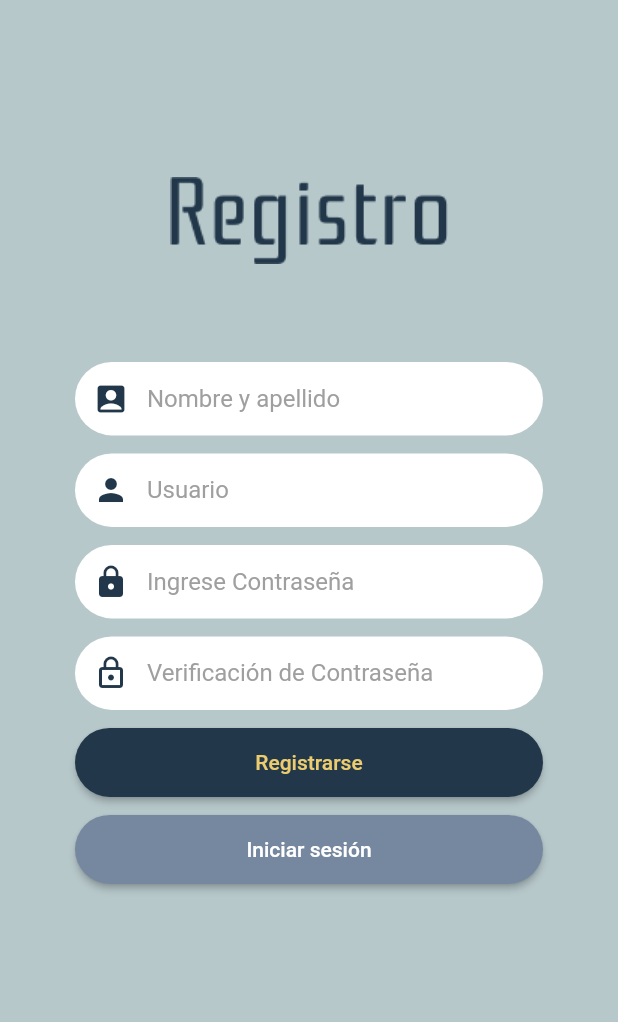
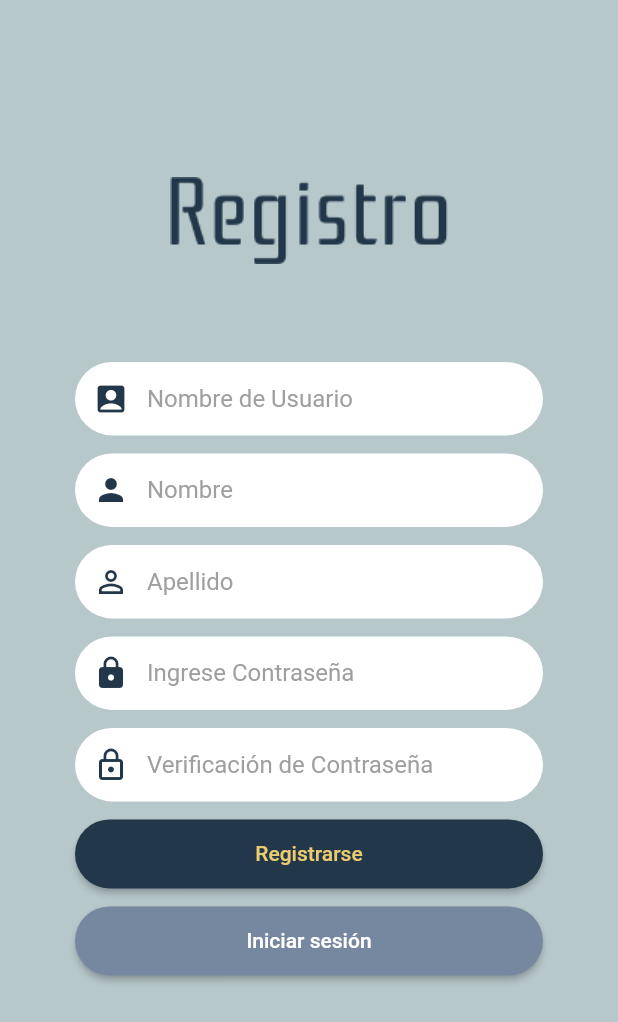
Before and after one commit to RuslanZapata/siteach, a Flutter app: the screen it shows after launch, after a tap on "Registrarse", on a phone screen of 412 x 824 dp. Shown: the top 1022 px of the screen. Run offline on Flutter 3.47's test engine with Material 2 defaults, Android fonts, the phone set to English and light mode, and no system bars; network calls fail.

Commit message:
Se implemento el registro de Usuario

```diff
--- a/lib/main.dart
+++ b/lib/main.dart
@@ -24,7 +24,7 @@ class _MyAppState extends State<MyApp> {
       theme: ThemeData(
         primaryColor: MyColors.primaryColor,
       ),
-      initialRoute: 'login',
+      initialRoute: 'signup',
       routes: {
         'login': (BuildContext context) => LoginPage(),
         'signup': (BuildContext context) => SignUpPage(),
--- /dev/null
+++ b/lib/src/api/environment.dart
@@ -0,0 +1,17 @@
+// ignore_for_file: prefer_const_literals_to_create_immutables
+// ignore_for_file: avoid_unnecessary_containers
+// ignore_for_file: sized_box_for_whitespace
+// ignore_for_file: prefer_final_fields
+// ignore_for_file: unnecessary_new
+// ignore_for_file: unused_field
+// ignore_for_file: todo
+// ignore_for_file: must_call_super
+// ignore_for_file: prefer_const_constructors
+// ignore_for_file: unused_element
+// ignore_for_file: missing_return
+// ignore_for_file: unused_local_variable
+// ignore_for_file: avoid_print
+// ignore_for_file: constant_identifier_names
+class Environment {
+  static const String API_SITEACH = "192.168.1.2:3000";
+}
--- /dev/null
+++ b/lib/src/models/response_api.dart
@@ -0,0 +1,50 @@
+// ignore_for_file: prefer_const_literals_to_create_immutables
+// ignore_for_file: avoid_unnecessary_containers
+// ignore_for_file: sized_box_for_whitespace
+// ignore_for_file: prefer_final_fields
+// ignore_for_file: unnecessary_new
+// ignore_for_file: unused_field
+// ignore_for_file: todo
+// ignore_for_file: must_call_super
+// ignore_for_file: prefer_const_constructors
+// ignore_for_file: unused_element
+// ignore_for_file: missing_return
+// ignore_for_file: unused_local_variable
+// ignore_for_file: avoid_print
+import 'dart:convert';
+
+ResponseApi responseApiFromJson(String str) =>
+    ResponseApi.fromJson(json.decode(str));
+
+String responseApiToJson(ResponseApi data) => json.encode(data.toJson());
+
+class ResponseApi {
+  String message;
+  String error;
+  bool success;
+  dynamic data;
+
+  ResponseApi({
+    this.message,
+    this.error,
+    this.success,
+  });
+
+  ResponseApi.fromJson(Map<String, dynamic> json) {
+    message = json["message"];
+    error = json["error"];
+    success = json["success"];
+
+    try {
+      data = json['data'];
+    } catch (e) {
+      print('Exception data $e');
+    }
+  }
+
+  Map<String, dynamic> toJson() => {
+        "message": message,
+        "error": error,
+        "success": success,
+      };
+}
--- /dev/null
+++ b/lib/src/models/users.dart
@@ -0,0 +1,41 @@
+import 'dart:convert';
+
+User userFromJson(String str) => User.fromJson(json.decode(str));
+
+String userToJson(User data) => json.encode(data.toJson());
+
+class User {
+  String id;
+  String username;
+  String name;
+  String lastname;
+  String password;
+  String sessionToken;
+
+  User({
+    this.id,
+    this.username,
+    this.name,
+    this.lastname,
+    this.password,
+    this.sessionToken,
+  });
+
+  factory User.fromJson(Map<String, dynamic> json) => User(
+        id: json["id"],
+        username: json["username"],
+        name: json["name"],
+        lastname: json["lastname"],
+        password: json["password"],
+        sessionToken: json["session_token"],
+      );
+
+  Map<String, dynamic> toJson() => {
+        "id": id,
+        "username": username,
+        "name": name,
+        "lastname": lastname,
+        "password": password,
+        "session_token": sessionToken,
+      };
+}
--- a/lib/src/pages/signup/signup_controller.dart
+++ b/lib/src/pages/signup/signup_controller.dart
@@ -12,29 +12,42 @@
 // ignore_for_file: unused_local_variable
 // ignore_for_file: avoid_print
 import 'package:flutter/material.dart';
+import 'package:siteach/src/models/response_api.dart';
+import 'package:siteach/src/models/users.dart';
+import 'package:siteach/src/provider/user_provider.dart';
 
-class RegisterController {
+class SignUpController {
   BuildContext context;
-  TextEditingController emailController = new TextEditingController();
+  TextEditingController usernameController = new TextEditingController();
   TextEditingController nameController = new TextEditingController();
   TextEditingController lastNameController = new TextEditingController();
-  TextEditingController phoneController = new TextEditingController();
   TextEditingController passwordController = new TextEditingController();
   TextEditingController confirmPasswordController = new TextEditingController();
 
+  UsersProvider usersProvider = new UsersProvider();
+
   Future init(BuildContext context) {
     this.context = context;
+    usersProvider.init(context);
   }
 
-  void register() {
-    String email = emailController.text.trim();
+  void singup() async {
+    String username = usernameController.text.trim();
     String name = nameController.text;
     String lastName = lastNameController.text;
-    String phone = phoneController.text.trim();
     String password = passwordController.text.trim();
     String confirmPassword = confirmPasswordController.text.trim();
 
-    print('Emil: $email');
+    print('Hola Gente');
+
+    User user = new User(
+        username: username, name: name, lastname: lastName, password: password);
+
+    ResponseApi responseApi = await usersProvider.create(user);
+
+    print('RESPUESTA: ${responseApi.toJson()}');
+
+    print('Username: $username');
     print('Password: $password');
     print('Password: $confirmPassword');
   }
--- a/lib/src/pages/signup/signup_page.dart
+++ b/lib/src/pages/signup/signup_page.dart
@@ -1,8 +1,19 @@
-// ignore_for_file: prefer_const_constructors
 // ignore_for_file: prefer_const_literals_to_create_immutables
 // ignore_for_file: avoid_unnecessary_containers
 // ignore_for_file: sized_box_for_whitespace
+// ignore_for_file: prefer_final_fields
+// ignore_for_file: unnecessary_new
+// ignore_for_file: unused_field
+// ignore_for_file: todo
+// ignore_for_file: must_call_super
+// ignore_for_file: prefer_const_constructors
+// ignore_for_file: unused_element
+// ignore_for_file: missing_return
+// ignore_for_file: unused_local_variable
+// ignore_for_file: avoid_print
 import 'package:flutter/material.dart';
+import 'package:flutter/scheduler.dart';
+import 'package:siteach/src/pages/signup/signup_controller.dart';
 import 'package:siteach/src/utils/my_colors.dart';
 
 class SignUpPage extends StatefulWidget {
@@ -13,23 +24,37 @@ class SignUpPage extends StatefulWidget {
 }
 
 class _SignUpPageState extends State<SignUpPage> {
+  SignUpController _con = new SignUpController();
+  @override
+  void initState() {
+    // TODO: implement initState
+    super.initState();
+
+    SchedulerBinding.instance.addPersistentFrameCallback((timeStamp) {
+      _con.init(context);
+    });
+  }
+
   @override
   Widget build(BuildContext context) {
     return Scaffold(
       backgroundColor: MyColors.primaryColorBackground_01,
       body: Container(
         width: double.infinity,
+        child: SingleChildScrollView(
           child: Column(
             children: [
               imageBanner(),
               textFieldUserName(),
-            textFieldUser(),
+              textFieldName(),
+              textFieldLastName(),
               textFieldPassword(),
               textFieldVerifyPassword(),
               buttonSignUp(),
               buttonLogin(),
               // rowTextDontHaveAccount(),
             ],
+          ),
         ),
       ),
     );
@@ -54,8 +79,9 @@ class _SignUpPageState extends State<SignUpPage> {
         borderRadius: BorderRadius.circular(30),
       ),
       child: TextField(
+        controller: _con.usernameController,
         decoration: InputDecoration(
-          hintText: 'Nombre y apellido',
+          hintText: 'Nombre de Usuario',
           border: InputBorder.none,
           contentPadding: EdgeInsets.all(15),
           hintStyle: TextStyle(
@@ -70,7 +96,7 @@ class _SignUpPageState extends State<SignUpPage> {
     );
   }
 
-  Widget textFieldUser() {
+  Widget textFieldName() {
     return Container(
       margin: EdgeInsets.symmetric(horizontal: 50, vertical: 6),
       decoration: BoxDecoration(
@@ -78,8 +104,9 @@ class _SignUpPageState extends State<SignUpPage> {
         borderRadius: BorderRadius.circular(30),
       ),
       child: TextField(
+        controller: _con.nameController,
         decoration: InputDecoration(
-          hintText: 'Usuario',
+          hintText: 'Nombre',
           border: InputBorder.none,
           contentPadding: EdgeInsets.all(15),
           hintStyle: TextStyle(
@@ -87,6 +114,31 @@ class _SignUpPageState extends State<SignUpPage> {
           ),
           prefixIcon: Icon(
             Icons.person,
+            color: MyColors.primaryColor,
+          ),
+        ),
+      ),
+    );
+  }
+
+  Widget textFieldLastName() {
+    return Container(
+      margin: EdgeInsets.symmetric(horizontal: 50, vertical: 6),
+      decoration: BoxDecoration(
+        color: MyColors.primaryColorText_03,
+        borderRadius: BorderRadius.circular(30),
+      ),
+      child: TextField(
+        controller: _con.lastNameController,
+        decoration: InputDecoration(
+          hintText: 'Apellido',
+          border: InputBorder.none,
+          contentPadding: EdgeInsets.all(15),
+          hintStyle: TextStyle(
+            color: MyColors.primaryColorText_01,
+          ),
+          prefixIcon: Icon(
+            Icons.person_outline,
             color: MyColors.primaryColor,
           ),
         ),
@@ -102,6 +154,8 @@ class _SignUpPageState extends State<SignUpPage> {
         borderRadius: BorderRadius.circular(30),
       ),
       child: TextField(
+        obscureText: true,
+        controller: _con.passwordController,
         decoration: InputDecoration(
           hintText: 'Ingrese Contraseña',
           border: InputBorder.none,
@@ -126,6 +180,7 @@ class _SignUpPageState extends State<SignUpPage> {
         borderRadius: BorderRadius.circular(30),
       ),
       child: TextField(
+        obscureText: true,
         decoration: InputDecoration(
           hintText: 'Verificación de Contraseña',
           border: InputBorder.none,
@@ -147,7 +202,7 @@ class _SignUpPageState extends State<SignUpPage> {
       width: double.infinity,
       margin: EdgeInsets.symmetric(horizontal: 50, vertical: 5),
       child: ElevatedButton(
-        onPressed: () {},
+        onPressed: _con.singup,
         child: Text(
           'Registrarse',
           style: TextStyle(
--- /dev/null
+++ b/lib/src/provider/user_provider.dart
@@ -0,0 +1,53 @@
+// ignore_for_file: prefer_const_literals_to_create_immutables
+// ignore_for_file: avoid_unnecessary_containers
+// ignore_for_file: sized_box_for_whitespace
+// ignore_for_file: prefer_final_fields
+// ignore_for_file: unnecessary_new
+// ignore_for_file: unused_field
+// ignore_for_file: todo
+// ignore_for_file: must_call_super
+// ignore_for_file: prefer_const_constructors
+// ignore_for_file: unused_element
+// ignore_for_file: missing_return
+// ignore_for_file: unused_local_variable
+// ignore_for_file: avoid_print
+import 'dart:convert';
+
+import 'package:flutter/material.dart';
+import 'package:siteach/src/api/environment.dart';
+import 'package:siteach/src/models/response_api.dart';
+import 'package:siteach/src/models/users.dart';
+import 'package:http/http.dart' as http;
+
+class UsersProvider {
+  String _url = Environment.API_SITEACH;
+  String _api = '/api/users';
+
+  BuildContext context;
+
+  Future init(BuildContext context) {
+    this.context = context;
+  }
+
+  Future<ResponseApi> create(User user) async {
+    try {
+      Uri url = Uri.http(_url, '$_api/create');
+      String bodyParams = json.encode(user);
+
+      Map<String, String> headers = {
+        'Content-type': 'application/json',
+      };
+
+      final response = await http.post(url, headers: headers, body: bodyParams);
+
+      final data = json.decode(response.body);
+
+      ResponseApi responseApi = ResponseApi.fromJson(data);
+
+      return responseApi;
+    } catch (e) {
+      print('Error: $e');
+      return null;
+    }
+  }
+}
```
Also changed, not shown: 2 other files. Lines whose indentation alone changed are shown as unchanged.
